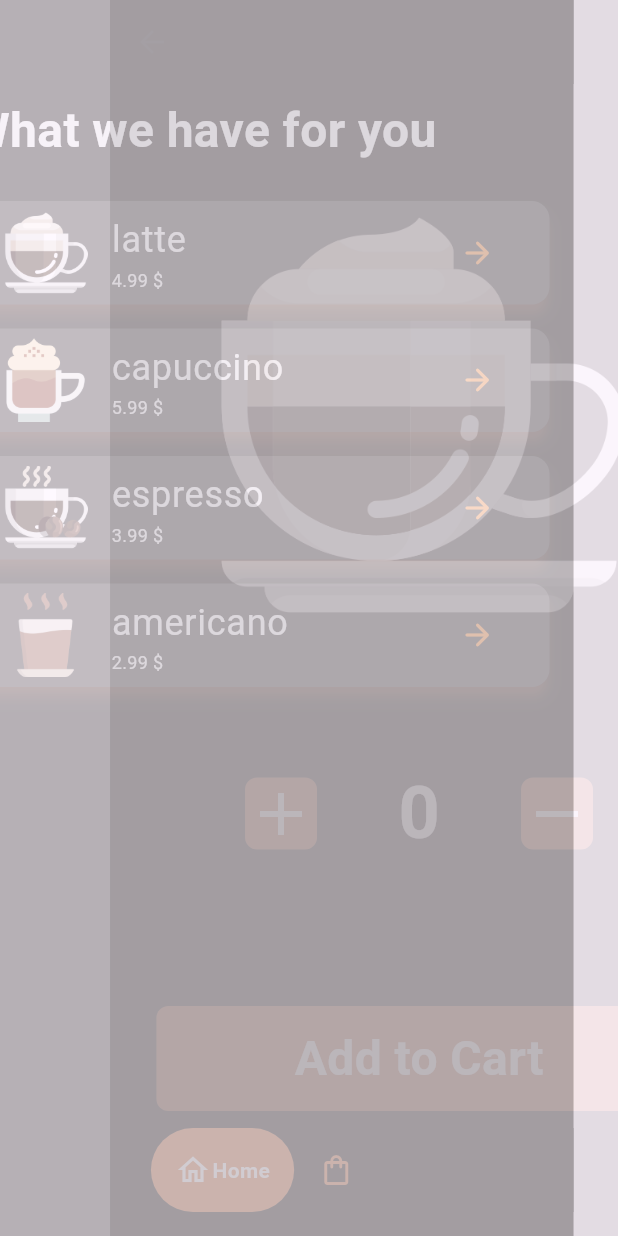
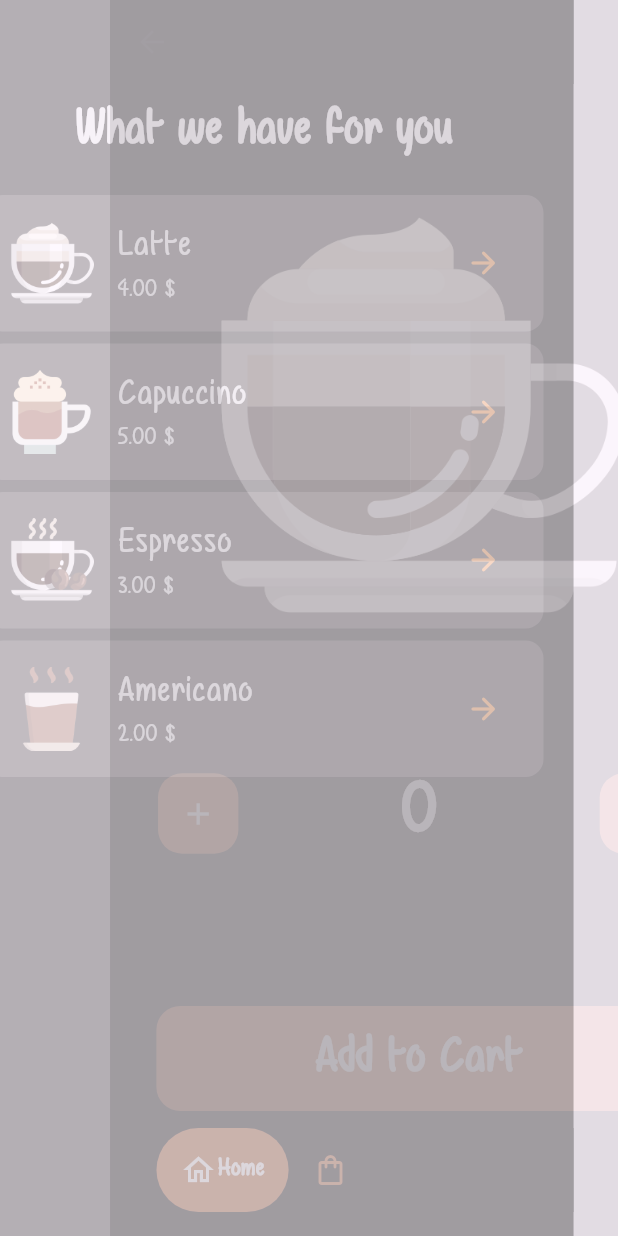
Before and after one commit to ahmd4real/coffee_app, a Flutter app: the CustomizeOrder screen opened directly with empty values, after a tap on the "add" icon, after a tap on the "remove" icon, after a tap on "Add to Cart", on a phone screen of 412 x 824 dp. Run offline on Flutter 3.47's test engine with Material 3 defaults, Android fonts, the phone set to English and light mode, and no system bars; drawn by our look-alikes of google_nav_bar.

Commit message:
change font and handled some stuff

```diff
--- a/lib/constants.dart
+++ b/lib/constants.dart
@@ -8,9 +8,13 @@ const String americano='assets/images/americano.png';
 
 
 //colors
-const Color backgroundColor= Color(0xff100E0C);
+const Color backgroundColor=Color.fromARGB(255, 10, 9, 8);
 const Color prodcutColor =Color(0xff373634);
 const Color lightGrey=Color(0xffA9A39C);
 const Color buttonBrown=Color(0xffA65F37);
 const Color buttonOrange=Color(0xffF28F38);
 const Color fontColor=Color(0xffE8E8E9);
+//const Color buttonBrown=Color(0xff005233);
+
+
+const String font='Air Balloon';
--- a/lib/main.dart
+++ b/lib/main.dart
@@ -4,11 +4,13 @@ import 'package:flutter/material.dart';
 import 'package:provider/provider.dart';
 
 void main() {
-  runApp(CoffeeApp());
+  runApp(const CoffeeApp());
 
 }
 
 class CoffeeApp extends StatelessWidget {
+  const CoffeeApp({super.key});
+
   @override
   Widget build(BuildContext context) {
     return ChangeNotifierProvider(
@@ -18,7 +20,7 @@ class CoffeeApp extends StatelessWidget {
         debugShowCheckedModeBanner: false,
         title: 'Coffee App',
         theme: ThemeData(
-          //primarySwatch: Colors.blue,
+
         ),
         home: const HomePage(),
       );
--- a/lib/models/coffee_shop.dart
+++ b/lib/models/coffee_shop.dart
@@ -1,54 +1,45 @@
 import 'package:coffe_app/constants.dart';
 import 'package:coffe_app/models/coffee_model.dart';
+import 'package:coffe_app/models/order_model.dart';
 import 'package:flutter/material.dart';
 
-class CoffeeShop extends ChangeNotifier{
-   List<Coffee>products=[
-    Coffee(price: 4.99, name: 'latte', image: latte,),
-    Coffee(price: 5.99, name: 'capuccino', image: cappuccino),
-    Coffee(price: 3.99, name: 'espresso', image:  espresso),
-    Coffee(price: 2.99, name: 'americano', image:  americano),
+class CoffeeShop extends ChangeNotifier {
+  List<Coffee> products = [
+    Coffee(
+      price: 4,
+      name: 'Latte',
+      image: latte,
+    ),
+    Coffee(price: 5, name: 'Capuccino', image: cappuccino),
+    Coffee(price: 3, name: 'Espresso', image: espresso),
+    Coffee(price: 2, name: 'Americano', image: americano),
   ];
 
+  List<Order> userCart = [];
 
-
-
-   Map<int?,int>order={};
-
-  List<Map<int?,int>> userCart=[];
-
-
-
-
-   //add item to cart
-   void addItem(Map<int?,int>order){
+  void addItem(Order order) {
     userCart.add(order);
     notifyListeners();
-
   }
 
-
-    //remove items
-
-    void removeItem(Map<int?,int>order){
+  void removeItem(Order order) {
     userCart.remove(order);
     notifyListeners();
   }
 
-    int cups=0;
-    void moreCups(){
-
-      cups++;
-      notifyListeners();
-
-    }
-    void lessCups(){
-      //cups??0;
-      cups>0?cups--:cups=0;
+  void clearCart() {
+    userCart.clear();
     notifyListeners();
   }
 
+  int cups = 0;
+  void moreCups() {
+    cups++;
+    notifyListeners();
+  }
 
-
-
+  void lessCups() {
+    cups > 0 ? cups-- : cups = 0;
+    notifyListeners();
   }
+}
--- /dev/null
+++ b/lib/models/order_model.dart
@@ -0,0 +1,7 @@
+class Order{
+ late int selectedCoffe;
+ late int cups;
+ late double price;
+
+ Order({required this.selectedCoffe,required this.cups,required this.price});
+}
--- a/lib/view/screens/customize_order.dart
+++ /dev/null
@@ -1,128 +0,0 @@
-import 'dart:async';
-import 'package:coffe_app/constants.dart';
-import 'package:coffe_app/models/coffee_shop.dart';
-import 'package:flutter/material.dart';
-import 'package:provider/provider.dart';
-
-class CustomizeOrder extends StatelessWidget {
-  const CustomizeOrder({super.key, required this.selectedCoffe});
-  final int selectedCoffe;
-
-  @override
-  Widget build(BuildContext context) {
-    return Consumer(
-        builder: (BuildContext context, CoffeeShop value, Widget? child) {
-      return Scaffold(
-        appBar: AppBar(
-          backgroundColor: backgroundColor,
-        ),
-        backgroundColor: backgroundColor,
-        body: Column(
-          mainAxisAlignment: MainAxisAlignment.spaceEvenly,
-          children: [
-            Center(
-                child: Image.asset(
-              value.products[selectedCoffe].image,
-              width: MediaQuery.of(context).size.width / 1.5,
-            )),
-            Row(
-              mainAxisAlignment: MainAxisAlignment.values[2],
-              children: [
-                IconButton(
-                    onPressed: () {
-                      Provider.of<CoffeeShop>(context, listen: false)
-                          .moreCups();
-                    },
-                    icon: Container(
-                      decoration: BoxDecoration(
-                        borderRadius: BorderRadius.circular(8),
-                        color: buttonBrown,
-                      ),
-                      child: const Icon(
-                        Icons.add,
-                        color: fontColor,
-                        size: 48,
-                      ),
-                    )),
-                Container(
-                  width: 120,
-                  height: 90,
-                  padding: const EdgeInsets.all(8),
-                  decoration: BoxDecoration(
-                    borderRadius: BorderRadius.circular(8),
-                  ),
-                  child: Center(
-                    child: Text(
-                      '${value.cups}',
-                      style: const TextStyle(
-                          fontSize: 48,
-                          fontWeight: FontWeight.bold,
-                          color: fontColor),
-                    ),
-                  ),
-                ),
-                IconButton(
-                    onPressed: () {
-                      Provider.of<CoffeeShop>(context, listen: false)
-                          .lessCups();
-                    },
-                    icon: Container(
-                      decoration: BoxDecoration(
-                        borderRadius: BorderRadius.circular(8),
-                        color: buttonBrown,
-                      ),
-                      child: const Icon(
-                        Icons.remove,
-                        color: fontColor,
-                        size: 48,
-                      ),
-                    ))
-              ],
-            ),
-            InkWell(
-              onTap: () {
-                Provider.of<CoffeeShop>(context, listen: false)
-                    .addItem({selectedCoffe: value.cups});
-
-                showDialog(
-                    context: context,
-                    builder: (context) {
-                      Timer(const Duration(seconds: 1), () {
-                        Navigator.of(context).pop(true);
-                      });
-                      return const AlertDialog(
-                        content: Text('Your order Added successfully'),
-                        backgroundColor: backgroundColor,
-                        contentTextStyle: TextStyle(color: fontColor),
-                      );
-                    });
-
-                Timer(const Duration(seconds: 1), () {
-                  Navigator.of(context).pop(true);
-                   value.cups=0;
-                });
-
-              },
-              child: Container(
-                width: MediaQuery.of(context).size.width * 0.85,
-                padding: const EdgeInsets.symmetric(vertical: 12),
-                decoration: BoxDecoration(
-                  color: buttonBrown,
-                  borderRadius: BorderRadius.circular(8),
-                ),
-                child: const Center(
-                    child: Text(
-                  'Add to Cart',
-                  style: TextStyle(
-                      color: fontColor,
-                      fontSize: 32,
-                      fontWeight: FontWeight.bold),
-                )),
-              ),
-            )
-          ],
-        ),
-      );
-    });
-  }
-}
--- /dev/null
+++ b/lib/view/screens/customize_order_page.dart
@@ -0,0 +1,188 @@
+import 'dart:async';
+
+import 'package:coffe_app/constants.dart';
+import 'package:coffe_app/models/coffee_shop.dart';
+import 'package:coffe_app/models/order_model.dart';
+import 'package:flutter/material.dart';
+import 'package:provider/provider.dart';
+
+class CustomizeOrder extends StatelessWidget {
+  CustomizeOrder(
+      {super.key,
+      required this.selectedCoffe,
+      required this.updateOrder,
+      this.index = 0});
+  final int selectedCoffe;
+  final bool updateOrder;
+  int index;
+
+  @override
+  Widget build(BuildContext context) {
+    return Consumer(
+        builder: (BuildContext context, CoffeeShop value, Widget? child) {
+      return Scaffold(
+        appBar: AppBar(
+          backgroundColor: backgroundColor,
+        ),
+        backgroundColor: backgroundColor,
+        body: Column(
+          mainAxisAlignment: MainAxisAlignment.spaceEvenly,
+          children: [
+            Center(
+                child: Image.asset(
+              value.products[selectedCoffe].image,
+              width: MediaQuery.of(context).size.width / 1.5,
+            )),
+            Padding(
+              padding: const EdgeInsets.symmetric(horizontal: 24),
+              child: Row(
+                mainAxisAlignment: MainAxisAlignment.spaceBetween,
+                children: [
+                  IconButton(
+                      onPressed: () {
+                        Provider.of<CoffeeShop>(context, listen: false)
+                            .moreCups();
+                      },
+                      icon: Container(
+                        width: MediaQuery.of(context).size.width * 0.13,
+                        height: MediaQuery.of(context).size.width * 0.13,
+                        decoration: BoxDecoration(
+                          borderRadius: BorderRadius.circular(16),
+                          color: buttonBrown,
+                        ),
+                        child: const Icon(
+                          Icons.add,
+                          color: fontColor,
+                        ),
+                      )),
+                  Container(
+                    width: 120,
+                    height: 90,
+                    padding: const EdgeInsets.all(8),
+                    decoration: BoxDecoration(
+                      borderRadius: BorderRadius.circular(8),
+                    ),
+                    child: Center(
+                      child: Text(
+                        '${value.cups}',
+                        style: const TextStyle(
+                          fontFamily: font,
+                            fontSize: 48,
+                            fontWeight: FontWeight.bold,
+                            color: fontColor),
+                      ),
+                    ),
+                  ),
+                  IconButton(
+                      onPressed: () {
+                        Provider.of<CoffeeShop>(context, listen: false)
+                            .lessCups();
+                      },
+                      icon: Container(
+                        width: MediaQuery.of(context).size.width * 0.13,
+                        height: MediaQuery.of(context).size.width * 0.13,
+                        decoration: BoxDecoration(
+                          borderRadius: BorderRadius.circular(16),
+                          color: buttonBrown,
+                        ),
+                        child: const Icon(
+                          Icons.remove,
+                          color: fontColor,
+                        ),
+                      ))
+                ],
+              ),
+            ),
+            updateOrder
+                ? InkWell(
+                    onTap: () {
+                      value.userCart[index].cups = value.cups;
+                      value.userCart[index].price =
+                          value.cups * value.products[selectedCoffe].price;
+
+                      showDialog(
+                          context: context,
+                          builder: (context) {
+                            Timer(const Duration(seconds: 1), () {
+                              Navigator.of(context).pop(true);
+                            });
+                            return const AlertDialog(
+                              content: Text('Your order Updated successfully'),
+                              backgroundColor: backgroundColor,
+                              contentTextStyle: TextStyle(fontFamily: font,color: fontColor),
+                            );
+                          });
+                      Timer(const Duration(seconds: 1), () {
+                        Navigator.of(context).pop(true);
+                      });
+                      value.cups = 0;
+                    },
+                    child: Container(
+                      width: MediaQuery.of(context).size.width * 0.85,
+                      padding: const EdgeInsets.symmetric(vertical: 12),
+                      decoration: BoxDecoration(
+                        color: buttonBrown,
+                        borderRadius: BorderRadius.circular(16),
+                      ),
+                      child: const Center(
+                          child: Text(
+                        'Update Order',
+                        style: TextStyle(
+                          fontFamily: font,
+                            color: fontColor,
+                            fontSize: 32,
+                            fontWeight: FontWeight.bold),
+                      )),
+                    ),
+                  )
+                : InkWell(
+                    onTap: () {
+                      Provider.of<CoffeeShop>(context, listen: false).addItem(
+                          Order(
+                              selectedCoffe: selectedCoffe,
+                              cups: value.cups,
+                              price: value.products[selectedCoffe].price *
+                                  value.cups));
+
+                      showDialog(
+                          context: context,
+                          builder: (context) {
+                            Timer(const Duration(seconds: 1), () {
+                              Navigator.of(context).pop(true);
+                            });
+                            return const AlertDialog(
+                              content: Text('Your order Added successfully'),
+                              backgroundColor: backgroundColor,
+                              contentTextStyle: TextStyle(fontFamily: font,color: fontColor),
+                            );
+                          });
+
+                      Timer(const Duration(seconds: 1), () {
+                        Navigator.of(context).pop(true);
+                        value.cups = 0;
+                      });
+                    },
+                    child: Container(
+                      width: MediaQuery.of(context).size.width * 0.85,
+                      padding: const EdgeInsets.symmetric(vertical: 12),
+                      decoration: BoxDecoration(
+                        color: buttonBrown,
+                        borderRadius: BorderRadius.circular(16),
+                      ),
+                      child: const Center(
+                          child: Text(
+                        'Add to Cart',
+                        style: TextStyle(
+                          fontFamily: font,
+                            color: fontColor,
+                            fontSize: 32,
+                            fontWeight: FontWeight.bold),
+                      )),
+                    ),
+                  )
+          ],
+        ),
+      );
+    });
+  }
+}
--- a/lib/view/screens/shop_page.dart
+++ b/lib/view/screens/shop_page.dart
@@ -1,7 +1,7 @@
 import 'package:coffe_app/constants.dart';
 import 'package:coffe_app/models/coffee_model.dart';
 import 'package:coffe_app/models/coffee_shop.dart';
-import 'package:coffe_app/view/screens/customize_order.dart';
+import 'package:coffe_app/view/screens/customize_order_page.dart';
 import 'package:coffe_app/view/widgets/coffe_tile.dart';
 import 'package:flutter/material.dart';
 import 'package:provider/provider.dart';
@@ -14,14 +14,17 @@ class ShopPage extends StatelessWidget {
     return Consumer(
         builder: (BuildContext context, CoffeeShop value, Widget? child) {
       return Padding(
-        padding: const EdgeInsets.all(8.0),
+        padding: const EdgeInsets.symmetric(horizontal: 16.0,vertical: 8),
         child: Column(
-          crossAxisAlignment: CrossAxisAlignment.start,
+          crossAxisAlignment: CrossAxisAlignment.center,
           children: [
             const Text(
               'What we have for you',
               style: TextStyle(
-                  color: fontColor, fontSize: 32, fontWeight: FontWeight.bold),
+                  fontFamily: font,
+                  color: fontColor,
+                  fontSize: 32,
+                  fontWeight: FontWeight.bold),
             ),
             const SizedBox(
               height: 16,
@@ -35,12 +38,13 @@ class ShopPage extends StatelessWidget {
                       icon: Icons.arrow_forward_rounded,
                       cupOfCoffee: cupOfCoffee,
                       onPressed: () {
-                        //v//alue.cups = 0;
-
                         Navigator.push(
-                          context,
-                          MaterialPageRoute(
-                              builder: (context) => CustomizeOrder(selectedCoffe: index,)));
+                            context,
+                            MaterialPageRoute(
+                                builder: (context) => CustomizeOrder(
+                                      updateOrder: false,
+                                      selectedCoffe: index,
+                                    )));
                       });
                 },
               ),
--- a/lib/view/widgets/coffe_tile.dart
+++ b/lib/view/widgets/coffe_tile.dart
@@ -4,7 +4,6 @@ import 'package:flutter/material.dart';
 
 class CoffeTile extends StatelessWidget {
   CoffeTile(
-
       {super.key,
       required this.cupOfCoffee,
       required this.onPressed,
@@ -16,23 +15,24 @@ class CoffeTile extends StatelessWidget {
   @override
   Widget build(BuildContext context) {
     return Card(
-      margin: const EdgeInsets.all(8),
-      elevation: 4,
-      shadowColor: buttonBrown,
+      margin: const EdgeInsets.all(4),
       color: prodcutColor,
       child: ListTile(
+        contentPadding: const EdgeInsets.symmetric(vertical: 8, horizontal: 16),
         title: Text(
           cupOfCoffee.name,
           style: const TextStyle(
+            fontFamily: font,
             color: fontColor,
             fontSize: 24,
           ),
         ),
         leading: Image.asset(cupOfCoffee.image),
-        subtitle: Text('${cupOfCoffee.price} \$',
+        subtitle: Text('${cupOfCoffee.price.toStringAsFixed(2)} \$',
             style: const TextStyle(
-              color: fontColor,
-              fontSize: 12,
+              fontFamily: font,
+              color: Color.fromARGB(255, 224, 224, 224),
+              fontSize: 16,
             )),
         trailing: IconButton(
           icon: Icon(
```
Also changed, not shown: lib/view/screens/cart_page.dart (+95 -16 lines), lib/view/widgets/cart_tile.dart (+14 -5 lines), lib/view/widgets/custom_nav_bar.dart (+7 -1 lines), pubspec.yaml (+4 -4 lines), assets/fonts/Mf Air Balloon.ttf (added), 1 other file. Lines whose indentation alone changed are shown as unchanged.
